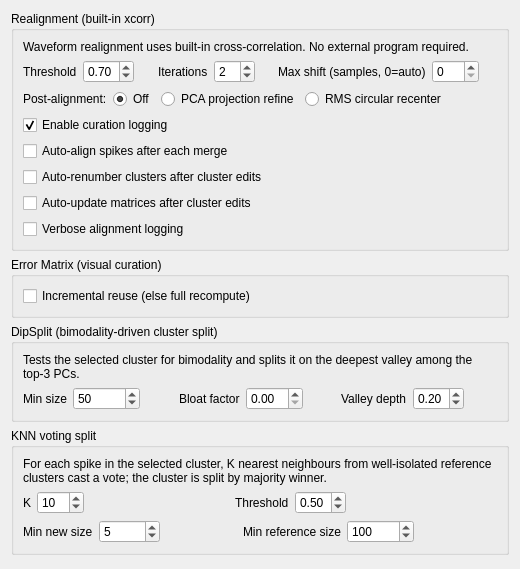
Gravios/neurosuite-3, file src/klusters/src/prefrefinementlayout.ui: the form before one commit.
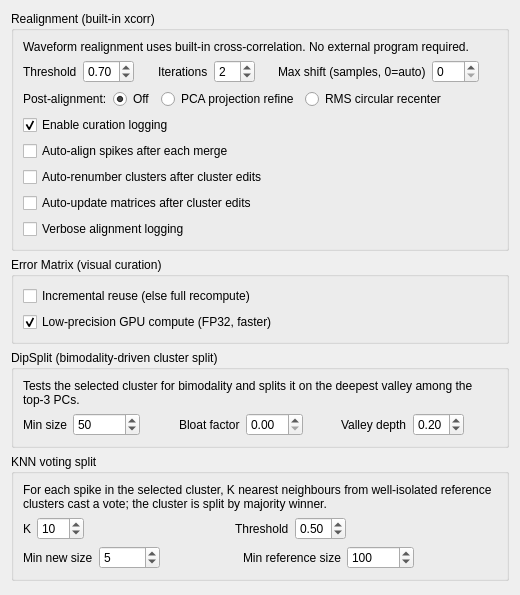
The form after the commit.

Commit message: klusters: restore the error-matrix precision toggle (FP32 fast / FP64 exact)

```diff
--- a/src/klusters/src/prefrefinementlayout.ui
+++ b/src/klusters/src/prefrefinementlayout.ui
@@ -295,6 +295,19 @@
         </property>
        </widget>
       </item>
+      <item row="1" column="0">
+       <widget class="QCheckBox" name="errorMatrixLowPrecisionCheckBox">
+        <property name="text">
+         <string>Low-precision GPU compute (FP32, faster)</string>
+        </property>
+        <property name="toolTip">
+         <string>Compute the error matrix in single precision (FP32) on the GPU. On Blackwell the FP64 rate is ~1/64 of FP32, so FP32 roughly halves the compute time for the same qualitative matrix, at ~5e-4 numerical error in the cells — invisible for visual curation. Uncheck for exact FP64 values (slower). Both paths use GPU-side aggregation (no large host buffer). Overridden by NS3_ERRORMATRIX_LOWPRECISION when that variable is set. Default: on.</string>
+        </property>
+        <property name="checked">
+         <bool>true</bool>
+        </property>
+       </widget>
+      </item>
      </layout>
     </widget>
    </item>
```
The commit also changes 9 other files.
